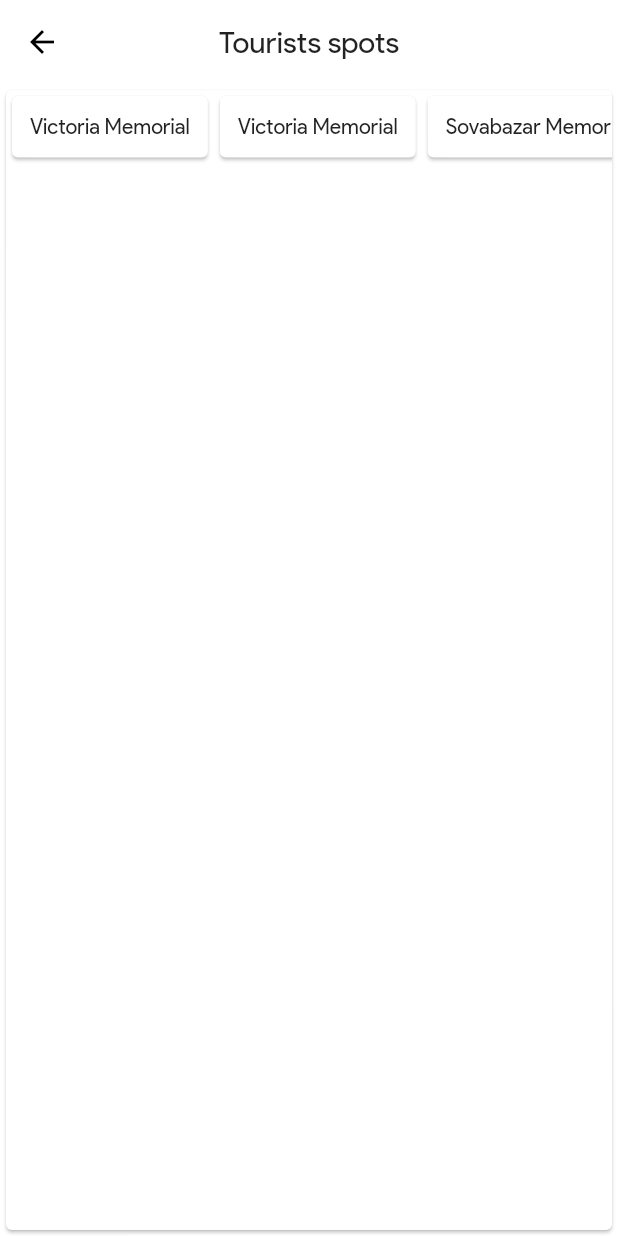
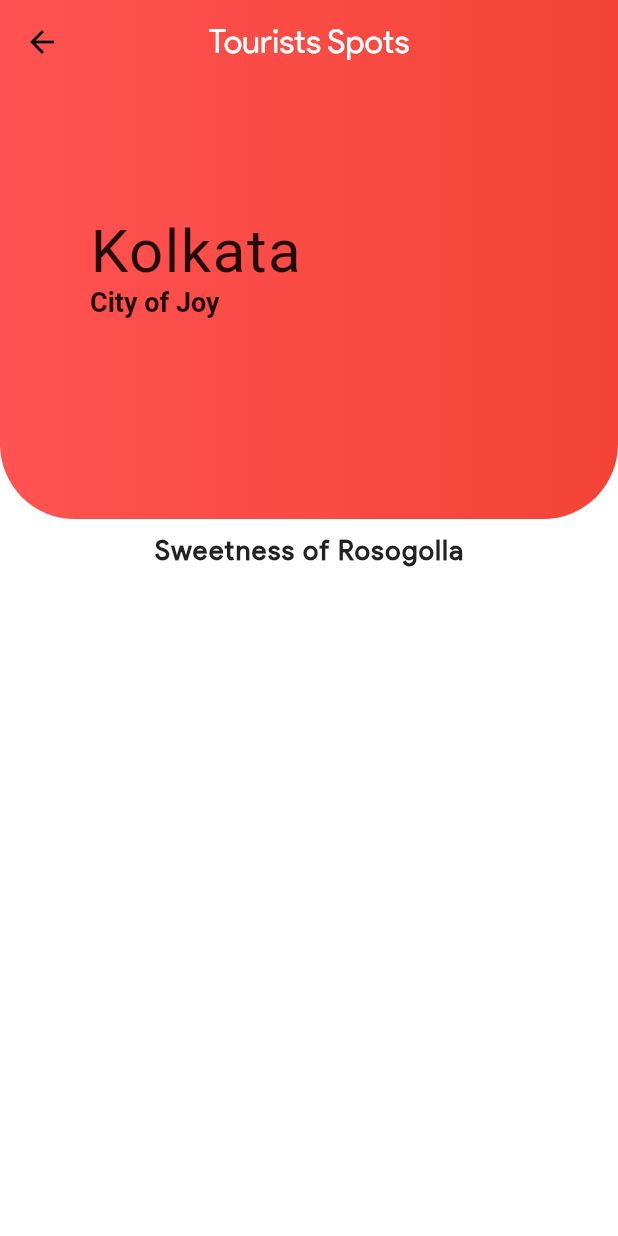
Before and after one commit to sounishnath003/local-guider, a Flutter app: the screen it shows after launch, after a tap on "Tourists spots", on a phone screen of 412 x 824 dp. Run offline on Flutter 3.47's test engine with Material 2 defaults, Android fonts, the phone set to English and light mode, and no system bars.

Commit message:
Kolkata page

```diff
--- a/lib/MenuPage.dart
+++ b/lib/MenuPage.dart
@@ -1,3 +1,5 @@
+import 'dart:math';
+
 import 'package:flutter/material.dart';
 import 'package:kolkata_guide/TouristsSpots/TouristsSpotsDB.dart';
 
@@ -9,11 +11,21 @@ class MenuPage extends StatelessWidget {
   @override
   Widget build(BuildContext context) {
     return Scaffold(
-      appBar: AppBar(
-        title: Text("$appbarText"),
-        centerTitle: true,
-        elevation: 0.0,
-      ),
+      // appBar: AppBar(
+      //   title: Text("$appbarText"),
+      //   centerTitle: true,
+      //   elevation: 0.0,
+      //   actions: <Widget>[
+      //     Icon(
+      //       Icons.account_circle,
+      //       color: Colors.redAccent,
+      //       size: 34,
+      //     ),
+      //     SizedBox(
+      //       width: 10,
+      //     )
+      //   ],
+      // ),
       body: MenuPageBody(),
     );
   }
@@ -28,17 +40,92 @@ class MenuPageBody extends StatefulWidget {
 class _MenuPageBodyState extends State<MenuPageBody> {
   @override
   Widget build(BuildContext context) {
-
     List<TouristsSpots> touristSpots = touristsSpots;
 
+    return Material(
+      child: Column(
+        children: <Widget>[
+          Stack(
+            children: <Widget>[
+              Container(
+                height: MediaQuery.of(context).size.height * 0.42,
+                width: MediaQuery.of(context).size.width,
+                decoration: BoxDecoration(
+                    gradient: LinearGradient(colors: <Color>[
+                      Colors.redAccent,
+                      Colors.red,
+                    ]),
+                    borderRadius: BorderRadius.only(
+                        bottomLeft: Radius.circular(50),
+                        bottomRight: Radius.circular(50))),
+              ),
+              AppBar(
+                backgroundColor: Colors.transparent,
+                title: Text("Tourists Spots",
+                style: TextStyle(
+                  color: Colors.white,
+                  fontSize: 22
+                ),
+                ),
+                centerTitle: true,
+                elevation: 0.0,
+              ),
+              Positioned(
+                top: MediaQuery.of(context).size.height*0.175,
+                left: 60,
+                child: Text.rich(
+                  TextSpan(
+                    text: "",
+                    children: <TextSpan> [
+                      TextSpan(text: "Kolkata \n",
+                      style: TextStyle(
+                        fontSize: 40,
+                        letterSpacing: 1
+                        // color: Colors.white
+                      )
+                      ),
+                      TextSpan(text: "City of Joy \n\n",
+                      style: TextStyle(
+                        fontSize: 18,
+                        // color: Colors.white
+                        fontWeight: FontWeight.bold
+                      )
+                      )
+                    ]
+                  )
+                )
+                ),
+            ],
+          ),
 
-    return Container(
-      child: Card(
+        SizedBox(height: 10,),
+
+        Center(
+          child: Text("Sweetness of Rosogolla",
+          style: TextStyle(
+            fontSize: 18,
+            fontWeight: FontWeight.bold,
+            letterSpacing: 1
+          ),
+          ),
+        )
+
+        ],
+      ),
+    );
+  }
+}
+
+/*
+
+
+Expanded(
+                  flex: 1,
                   child: ListView.builder(
                       scrollDirection: Axis.horizontal,
                       itemCount: touristSpots.length,
                       itemBuilder: (BuildContext context, int index) {
-            return  Wrap(
+                        return Wrap(
                           direction: Axis.horizontal,
                           alignment: WrapAlignment.spaceAround,
                           spacing: 2.0,
@@ -54,12 +141,10 @@ class _MenuPageBodyState extends State<MenuPageBody> {
                                   ),
                                 ),
                               ),
-                )
+                            ),
                           ],
                         );
-          }
-        ),
-      ),
-    );
-  }
-}
+                      }),
+                )
+
+                */
--- a/lib/TouristsSpots/TouristsSpotsDB.dart
+++ b/lib/TouristsSpots/TouristsSpotsDB.dart
@@ -11,7 +11,7 @@ class TouristsSpots {
 
 List<TouristsSpots> touristsSpots = [
 
-  TouristsSpots("Victoria Memorial",
+  TouristsSpots("Birla Planatorium",
   Text("Nice Place for family"),
   "Assets/Images/devFest.png",
   "Mid Kolkata, 700-124"
```
Lines whose indentation alone changed are shown as unchanged.
